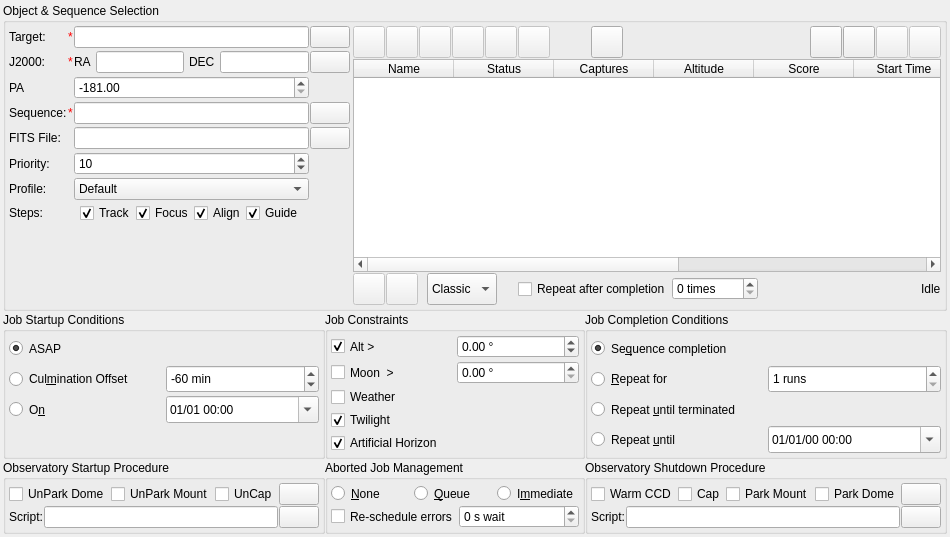
KDE/kstars, file kstars/ekos/scheduler/scheduler.ui: the form before one commit.
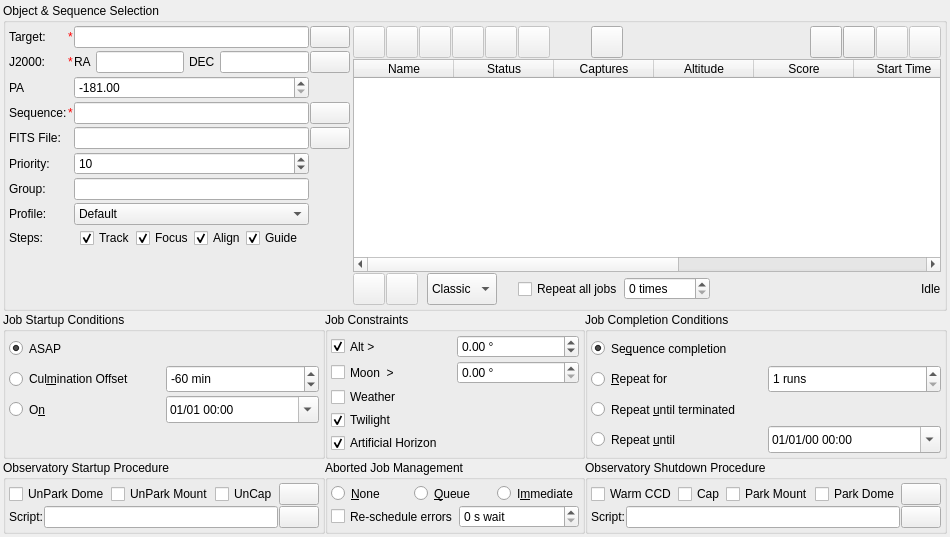
The form after the commit. Icons and pictures are not drawn. Custom widgets are drawn as their Qt base class.

Commit message: Add groups to greedy scheduling

What changed in the file:
```diff
--- a/kstars/ekos/scheduler/scheduler.ui
+++ b/kstars/ekos/scheduler/scheduler.ui
@@ -59,7 +59,7 @@
       <item>
        <layout class="QVBoxLayout" name="verticalLayout_6">
         <item>
-         <layout class="QGridLayout" name="gridLayout_2" rowstretch="1,1,1,1,1,1,1,0" columnstretch="0,0,0,0">
+         <layout class="QGridLayout" name="gridLayout_2" rowstretch="1,1,1,1,1,1,1,0,0" columnstretch="0,0,0,0">
           <property name="horizontalSpacing">
            <number>1</number>
           </property>
@@ -184,7 +184,7 @@
             </item>
            </layout>
           </item>
-          <item row="7" column="2">
+          <item row="8" column="2">
            <layout class="QGridLayout" name="gridLayout_4" columnstretch="1,1,1,1">
             <property name="leftMargin">
              <number>6</number>
@@ -320,7 +320,7 @@
             </property>
            </widget>
           </item>
-          <item row="6" column="2">
+          <item row="7" column="2">
            <widget class="QComboBox" name="schedulerProfileCombo">
             <property name="sizePolicy">
              <sizepolicy hsizetype="Preferred" vsizetype="Preferred">
@@ -335,7 +335,30 @@
             </item>
            </widget>
           </item>
-          <item row="7" column="0">
+          <item row="6" column="0">
+           <widget class="QLabel" name="groupLabel">
+            <property name="toolTip">
+             <string>&lt;html&gt;&lt;head/&gt;&lt;body&gt;&lt;p align=&quot;justify&quot;&gt;Select a group name. Useful if you want several jobs to repeat together--assign them the same group name, and give them &lt;i&gt;repeat for N&lt;/i&gt; or &lt;i&gt;repeat until terminated&lt;/i&gt; completion conditions. Otherwise leave empty. Only applies to the Greedy scheduler algorithm.&lt;/p&gt;&lt;/body&gt;&lt;/html&gt;</string>
+            </property>
+            <property name="text">
+             <string>Group:</string>
+            </property>
+           </widget>
+          </item>
+          <item row="6" column="2">
+           <widget class="QLineEdit" name="groupEdit">
+            <property name="sizePolicy">
+             <sizepolicy hsizetype="Preferred" vsizetype="Preferred">
+              <horstretch>0</horstretch>
+              <verstretch>0</verstretch>
+             </sizepolicy>
+            </property>
+            <property name="toolTip">
+             <string>&lt;html&gt;&lt;head/&gt;&lt;body&gt;&lt;p align=&quot;justify&quot;&gt;Select a group name. Useful if you want several jobs to repeat together--assign them the same group name, and give them &lt;i&gt;repeat for N&lt;/i&gt; or &lt;i&gt;repeat until terminated&lt;/i&gt; completion conditions. Otherwise leave empty. Only applies to the Greedy scheduler algorithm.&lt;/p&gt;&lt;/body&gt;&lt;/html&gt;</string>
+            </property>
+           </widget>
+          </item>
+          <item row="8" column="0">
            <widget class="QLabel" name="label_4">
             <property name="sizePolicy">
              <sizepolicy hsizetype="Preferred" vsizetype="Preferred">
@@ -418,7 +441,7 @@
             </property>
            </widget>
           </item>
-          <item row="6" column="0">
+          <item row="7" column="0">
            <widget class="QLabel" name="label_9">
             <property name="toolTip">
              <string>Ekos Device Profile</string>
@@ -1260,7 +1283,7 @@
              <string>&lt;html&gt;&lt;head/&gt;&lt;body&gt;&lt;p&gt;Repeat all scheduled jobs as soon as all jobs have been completed. This option is only available if the &amp;quot;Remember job progress&amp;quot; option in Ekos &amp;gt; Scheduler is not selected.&lt;/p&gt;&lt;/body&gt;&lt;/html&gt;</string>
             </property>
             <property name="text">
-             <string>Repeat after completion</string>
+             <string>Repeat all jobs</string>
             </property>
            </widget>
           </item>
```
Left out of the diff: 28 changed lines with no effect on the pictures. The commit also changes 12 other files.
